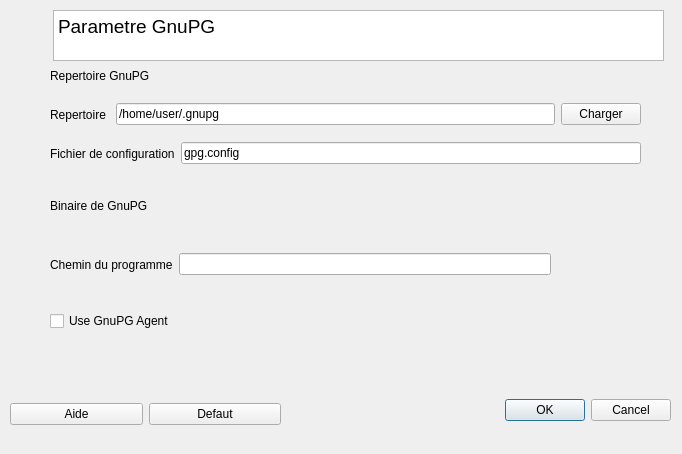
Qt form GuiPG/src/View/config.ui (Diakakodo/GuiPG) before a commit.
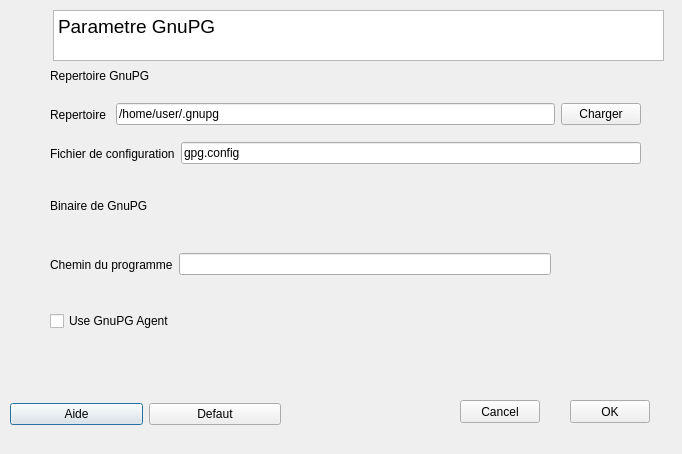
The same form after that commit.

Commit message: la vue config

What changed in the file:
```diff
--- a/GuiPG/src/View/config.ui
+++ b/GuiPG/src/View/config.ui
@@ -13,19 +13,6 @@
   <property name="windowTitle">
    <string>Dialog</string>
   </property>
-  <widget class="QDialogButtonBox" name="buttonBox">
-   <property name="geometry">
-    <rect>
-     <x>490</x>
-     <y>390</y>
-     <width>181</width>
-     <height>41</height>
-    </rect>
-   </property>
-   <property name="standardButtons">
-    <set>QDialogButtonBox::Cancel|QDialogButtonBox::Ok</set>
-   </property>
-  </widget>
   <widget class="QCheckBox" name="checkBox">
    <property name="geometry">
     <rect>
@@ -189,6 +176,32 @@
     </item>
    </layout>
   </widget>
+  <widget class="QPushButton" name="pushButton_4">
+   <property name="geometry">
+    <rect>
+     <x>460</x>
+     <y>400</y>
+     <width>80</width>
+     <height>23</height>
+    </rect>
+   </property>
+   <property name="text">
+    <string>Cancel</string>
+   </property>
+  </widget>
+  <widget class="QPushButton" name="pushButton_5">
+   <property name="geometry">
+    <rect>
+     <x>570</x>
+     <y>400</y>
+     <width>80</width>
+     <height>23</height>
+    </rect>
+   </property>
+   <property name="text">
+    <string>OK</string>
+   </property>
+  </widget>
  </widget>
  <resources/>
  <connections/>
```
Left out of the diff: 4 changed lines with no effect on the pictures. The commit also changes 3 other files.
